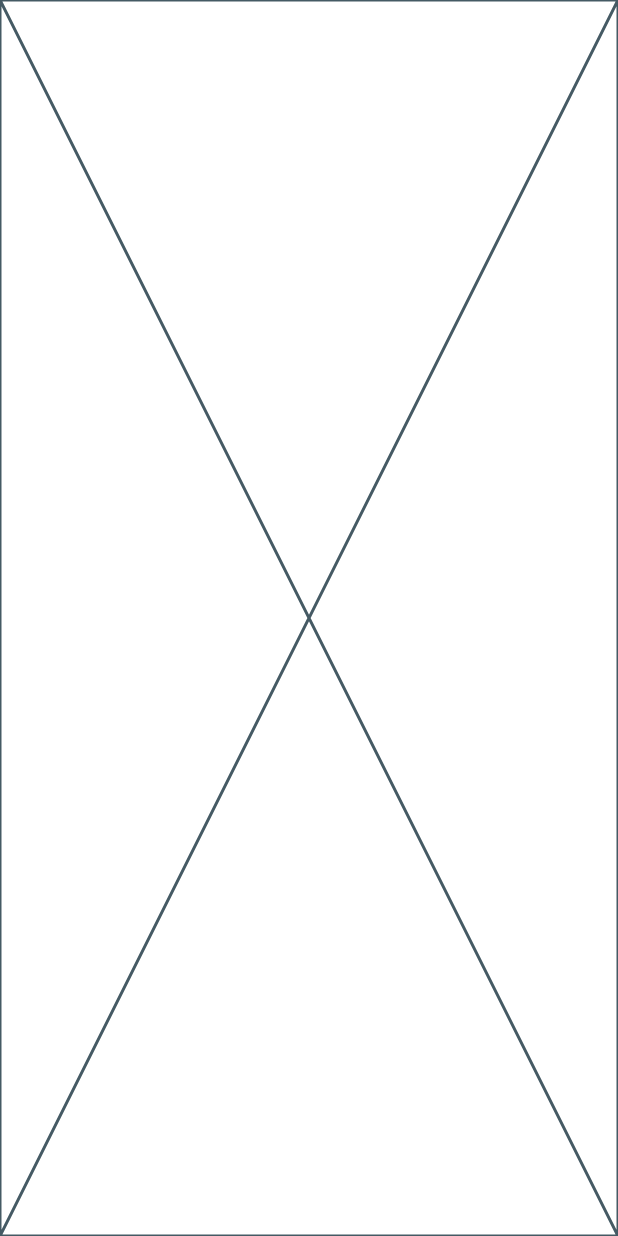
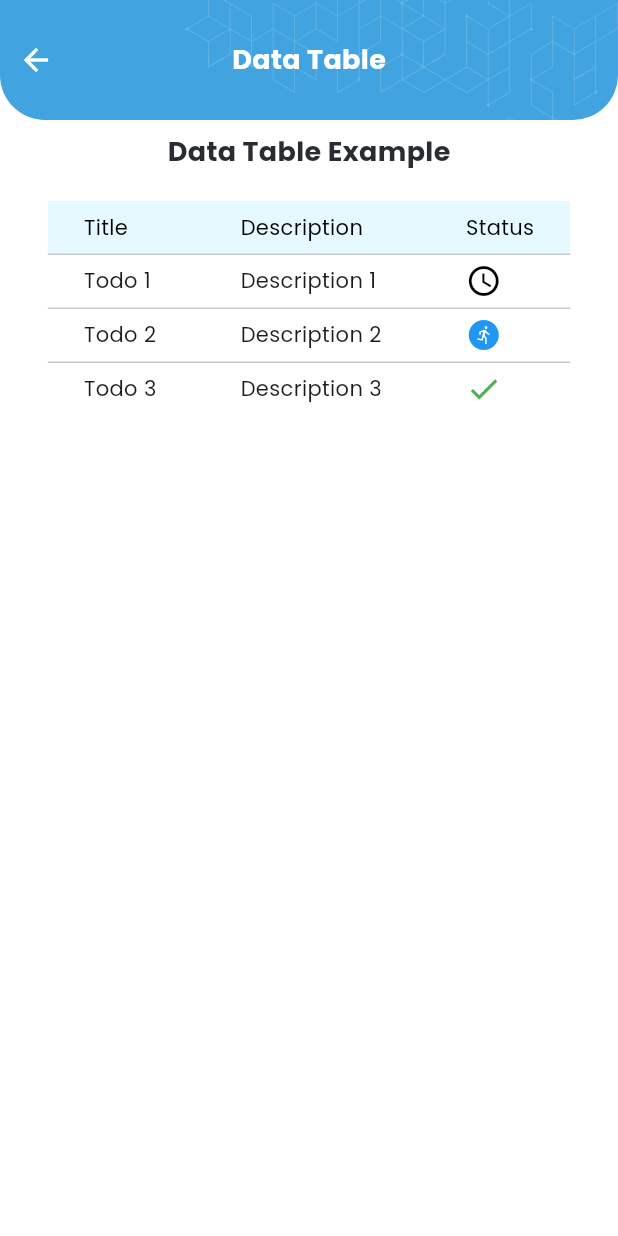
Before and after one commit to Edukever/schoolap-mobile-ui, a Flutter app: the screen it shows after launch, after a tap on "Data Table", on a phone screen of 412 x 824 dp. Run offline on Flutter 3.47's test engine with Material 3 defaults, Android fonts, the phone set to English and light mode, and no system bars; drawn by our look-alikes of auto_size_text; our stand-ins replace dropdown_button2, equatable, flutter_form_builder, flutter_svg, lottie, popover.

Commit message:
:sparkles: feat: data table

```diff
--- a/example/lib/fields/data_table.dart
+++ b/example/lib/fields/data_table.dart
@@ -1,10 +1,103 @@
 import 'package:flutter/material.dart';
+import 'package:schoolap_ui/schoolap_ui.dart';
+
+enum TodoStatus { open, inProgress, completed }
+
+class Todo {
+  final String title;
+  final String description;
+  final TodoStatus status;
+
+  const Todo({
+    required this.title,
+    required this.description,
+    required this.status,
+  });
+
+  @override
+  String toString() {
+    return 'Todo(title: $title, description: $description, status: $status)';
+  }
+
+  @override
+  bool operator ==(Object other) => other is Todo && other.title == title;
+
+  @override
+  int get hashCode => title.hashCode;
+}
 
 class DataTableScreen extends StatelessWidget {
   const DataTableScreen({super.key});
 
   @override
   Widget build(BuildContext context) {
-    return const Placeholder();
+    return Scaffold(
+      appBar: const SPAppBar(title: 'Data Table'),
+      body: SizedBox(
+        width: double.infinity,
+        child: Column(
+          children: [
+            const Padding(
+              padding: EdgeInsets.all(8.0),
+              child: SPText.title2('Data Table Example'),
+            ),
+            SizedBox(height: AppTheme.of(context).spacing.regular),
+            Expanded(
+              child: SPDataTable<Todo>(
+                columns: [
+                  SPDataTableColumn(
+                    headerText: 'Title',
+                    cellText: (todo, _) => todo.title,
+                  ),
+                  SPDataTableColumn(
+                    headerText: 'Description',
+                    cellText: (todo, _) => todo.description,
+                  ),
+                  SPDataTableColumn(
+                    headerText: 'Status',
+                    cellText: (item, index) => item.status.toString(),
+                    cellWidgetBuilder: (item, index) {
+                      if (item.status == TodoStatus.open) {
+                        return const Icon(Icons.query_builder);
+                      }
+
+                      if (item.status == TodoStatus.inProgress) {
+                        return const Icon(Icons.run_circle, color: Colors.blue);
+                      }
+
+                      return const Icon(Icons.done, color: Colors.green);
+                    },
+                  )
+                ],
+                rows: const [
+                  Todo(
+                    title: 'Todo 1',
+                    description: 'Description 1',
+                    status: TodoStatus.open,
+                  ),
+                  Todo(
+                    title: 'Todo 2',
+                    description: 'Description 2',
+                    status: TodoStatus.inProgress,
+                  ),
+                  Todo(
+                    title: 'Todo 3',
+                    description: 'Description 3',
+                    status: TodoStatus.completed,
+                  )
+                ],
+                emptyItemBuilder: (context) {
+                  return Column(children: [
+                    const SPText.title2('No data'),
+                    SizedBox(height: AppTheme.of(context).spacing.regular),
+                    SPButtonPrimary(title: 'Ajouter une tache', onTap: () {}),
+                  ]);
+                },
+              ),
+            ),
+          ],
+        ),
+      ),
+    );
   }
 }
--- /dev/null
+++ b/lib/src/widgets/data_table/schoolap_data_table.dart
@@ -0,0 +1,176 @@
+import 'dart:async';
+
+import 'package:flutter/material.dart';
+import 'package:schoolap_ui/schoolap_ui.dart';
+
+part 'schoolap_data_table_column.dart';
+
+class SPDataTable<T> extends StatefulWidget {
+  final List<SPDataTableColumn<T>> columns;
+  final List<T> rows;
+  final TextAlign textAlign;
+  final Color? headerIconColor;
+  final bool showCheckboxColumn;
+  final MaterialStateProperty<Color?>? headingRowColor;
+  final TextStyle? headingTextStyle;
+  final EdgeInsets horizontalPadding;
+  final MaterialStateProperty<Color?>? dataRowColor;
+  final void Function(bool?, T item)? onSelectChanged;
+  final List<T> selectedRows;
+  final Color? selectedRowColor;
+  final Widget Function(BuildContext context) emptyItemBuilder;
+  final bool showBottomBorder;
+  final double? headingRowHeight;
+  final double dataRowMinHeight;
+  final double dataRowMaxHeight;
+
+  const SPDataTable({
+    super.key,
+    required this.columns,
+    required this.rows,
+    required this.emptyItemBuilder,
+    this.textAlign = TextAlign.left,
+    this.headerIconColor,
+    this.showCheckboxColumn = false,
+    this.headingRowColor,
+    this.headingTextStyle,
+    this.horizontalPadding = EdgeInsets.zero,
+    this.dataRowColor,
+    this.onSelectChanged,
+    this.selectedRows = const [],
+    this.selectedRowColor,
+    this.showBottomBorder = false,
+    this.headingRowHeight = 35.0,
+    this.dataRowMinHeight = 10.0,
+    this.dataRowMaxHeight = 36.0,
+  });
+
+  @override
+  State<SPDataTable<T>> createState() => _SPDataTableState<T>();
+}
+
+class _SPDataTableState<T> extends State<SPDataTable<T>> {
+  int? _currentSortColumn;
+  bool _isAscending = true;
+
+  Color blackOrWhite(Color background) {
+    return ThemeData.estimateBrightnessForColor(background) == Brightness.light ? Colors.black : Colors.white;
+  }
+
+  @override
+  Widget build(BuildContext context) {
+    final List<T> rows = [...widget.rows];
+
+    if (_currentSortColumn != null) {
+      rows.sort((a, b) {
+        return widget.columns[_currentSortColumn!].sort?.call(a, b, _isAscending) ?? 0;
+      });
+    }
+
+    final headingTextStyle = widget.headingTextStyle ??
+        TextStyle(
+          color: blackOrWhite(
+            widget.headingRowColor?.resolve({MaterialState.pressed}) ?? AppTheme.of(context).colors.bleuLight,
+          ),
+        );
+
+    final dataTable = Theme(
+      data: Theme.of(context).copyWith(
+        iconTheme: Theme.of(context).iconTheme.copyWith(color: widget.headerIconColor ?? headingTextStyle.color),
+      ),
+      child: DataTable(
+        dataRowMinHeight: widget.dataRowMinHeight,
+        dataRowMaxHeight: widget.dataRowMaxHeight,
+        headingRowHeight: widget.headingRowHeight,
+        showBottomBorder: widget.showBottomBorder,
+        showCheckboxColumn: widget.showCheckboxColumn,
+        headingRowColor: widget.headingRowColor ?? MaterialStatePropertyAll(AppTheme.of(context).colors.bleuLight),
+        headingTextStyle: headingTextStyle,
+        dataRowColor: widget.dataRowColor ?? const MaterialStatePropertyAll(Color.fromRGBO(241, 240, 240, 1)),
+        sortColumnIndex: _currentSortColumn,
+        sortAscending: _isAscending,
+        columns: widget.columns
+            .map(
+              (column) => DataColumn(
+                mouseCursor: column.mouseCursor,
+                tooltip: column.tooltip,
+                label: column.headerBuilder ??
+                    Expanded(
+                      child: Text(
+                        column.headerText,
+                        textAlign: column.textAlign ?? widget.textAlign,
+                      ),
+                    ),
+                onSort: column.sortable
+                    ? (columnIndex, ascending) {
+                        setState(() {
+                          _currentSortColumn = columnIndex;
+                          _isAscending = ascending;
+                        });
+                      }
+                    : null,
+              ),
+            )
+            .toList(),
+        rows: rows.asMap().entries.map((entry) {
+          final index = entry.key;
+          final row = entry.value;
+          final rowColor = widget.selectedRows.contains(row) ? (widget.selectedRowColor ?? AppTheme.of(context).colors.bleu.withOpacity(0.3)) : null;
+
+          return DataRow(
+            selected: widget.showCheckboxColumn ? widget.selectedRows.contains(row) : false,
+            color: MaterialStatePropertyAll(rowColor),
+            onSelectChanged: widget.showCheckboxColumn ? (value) => widget.onSelectChanged?.call(value, row) : null,
+            cells: widget.columns.map<DataCell>((column) {
+              return DataCell(
+                SizedBox(
+                  width: column.width,
+                  child: FutureBuilder<String?>(
+                    future: Future.value(column.cellText(row, index)),
+                    initialData: '',
+                    builder: (context, snapshot) {
+                      if (column.cellWidgetBuilder != null) {
+                        return FutureBuilder<Widget?>(
+                          future: Future.value(column.cellWidgetBuilder?.call(row, index)),
+                          initialData: const SizedBox(),
+                          builder: (context, snapshot) => snapshot.data ?? const SizedBox(),
+                        );
+                      }
+                      if ((column.textAlign ?? widget.textAlign) != TextAlign.center) {
+                        return Text(
+                          snapshot.data ?? '',
+                          textAlign: column.textAlign ?? widget.textAlign,
+                        );
+                      }
+                      return Center(
+                        child: Text(
+                          snapshot.data ?? '',
+                          textAlign: column.textAlign ?? widget.textAlign,
+                          maxLines: 1,
+                        ),
+                      );
+                    },
+                  ),
+                ),
+              );
+            }).toList(),
+          );
+        }).toList(),
+      ),
+    );
+
+    return SingleChildScrollView(
+      padding: EdgeInsets.zero,
+      child: Column(
+        children: [
+          SingleChildScrollView(
+            padding: widget.horizontalPadding,
+            scrollDirection: Axis.horizontal,
+            child: SizedBox(child: dataTable),
+          ),
+          if (rows.isEmpty) widget.emptyItemBuilder.call(context),
+        ],
+      ),
+    );
+  }
+}
--- /dev/null
+++ b/lib/src/widgets/data_table/schoolap_data_table_column.dart
@@ -0,0 +1,86 @@
+part of 'schoolap_data_table.dart';
+
+class SPDataTableColumn<T> {
+  /// The header text of the column
+  final String headerText;
+
+  /// The header widget of the column, if null, the headerText will be used
+  ///
+  /// Typically, this will be a [Text] widget. It could also be an
+  /// [Icon] (typically using size 18), or a [Row] with an icon and
+  /// some text.
+  ///
+  /// The [label] is placed within a [Row] along with the
+  /// sort indicator (if applicable). By default, [label] only occupy minimal
+  /// space. It is recommended to place the label content in an [Expanded] or
+  /// [Flexible] as [label] to control how the content flexes. Otherwise,
+  /// an exception will occur when the available space is insufficient.
+  ///
+  /// By default, [DefaultTextStyle.softWrap] of this subtree will be set to false.
+  /// Use [DefaultTextStyle.merge] to override it if needed.
+  ///
+  /// The label should not include the sort indicator.
+  final Widget? headerBuilder;
+
+  /// The cell text for the column
+  final FutureOr<String?> Function(T item, int index) cellText;
+
+  /// The cell widget for the column, if null, the cellText will be used
+  final FutureOr<Widget?> Function(T item, int index)? cellWidgetBuilder;
+
+  /// Whether the column is sortable
+  final bool sortable;
+
+  /// The alignment of the text in the cell
+  final TextAlign? textAlign;
+
+  /// The width of the column, if null, the column will take up the remaining space
+  final double? width;
+
+  /// The column heading's tooltip.
+  ///
+  /// This is a longer description of the column heading, for cases
+  /// where the heading might have been abbreviated to keep the column
+  /// width to a reasonable size.
+  final String? tooltip;
+
+  /// The cursor for a mouse pointer when it enters or is hovering over the
+  /// heading row.
+  ///
+  /// [MaterialStateProperty.resolve] is used for the following [MaterialState]s:
+  ///
+  ///  * [MaterialState.disabled].
+  ///
+  /// If this is null, then the value of [DataTableThemeData.headingCellCursor]
+  /// is used. If that's null, then [MaterialStateMouseCursor.clickable] is used.
+  ///
+  /// See also:
+  ///  * [MaterialStateMouseCursor], which can be used to create a [MouseCursor].
+  final MaterialStateProperty<MouseCursor?>? mouseCursor;
+
+  const SPDataTableColumn({
+    required this.headerText,
+    this.headerBuilder,
+    required this.cellText,
+    this.cellWidgetBuilder,
+    this.sortable = false,
+    this.textAlign,
+    this.width,
+    this.tooltip,
+    this.mouseCursor,
+    int Function(T a, T b, bool ascending)? sort,
+  }) : _order = sort;
+
+  final int Function(T a, T b, bool ascending)? _order;
+
+  /// Sort Function
+  int Function(T a, T b, bool ascending)? get sort => _order ?? SPDataTableColumn._defaultSortFunction;
+
+  static int _defaultSortFunction<T>(T a, T b, bool ascending) {
+    if (ascending) {
+      return a.toString().compareTo(b.toString());
+    } else {
+      return b.toString().compareTo(a.toString());
+    }
+  }
+}
--- a/lib/src/widgets/widget.dart
+++ b/lib/src/widgets/widget.dart
@@ -9,6 +9,8 @@ import 'package:flutter_svg/svg.dart';
 import 'package:popover/popover.dart';
 import 'package:schoolap_ui/schoolap_ui.dart';
 import 'package:flutter_svg/flutter_svg.dart';
+
+export 'data_table/schoolap_data_table.dart';
 
 part 'base/app_card.dart';
 part 'base/app_icon.dart';
```
